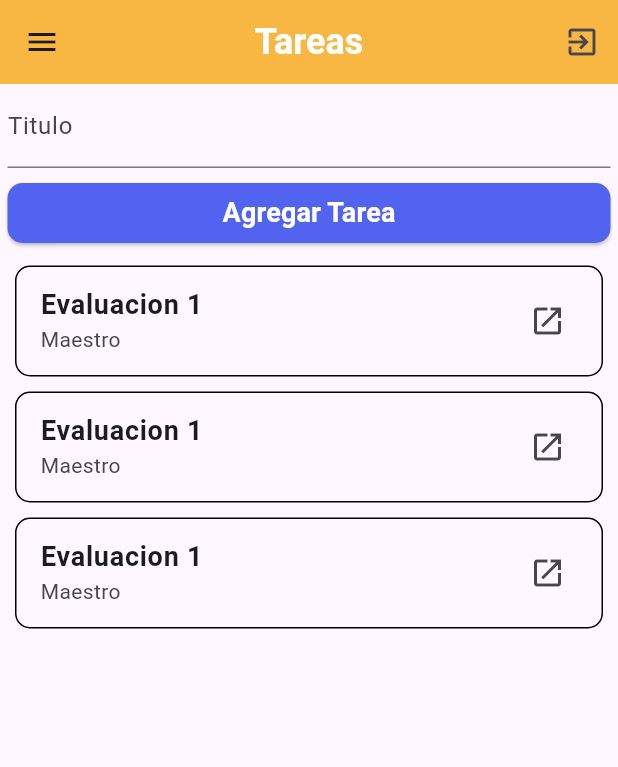
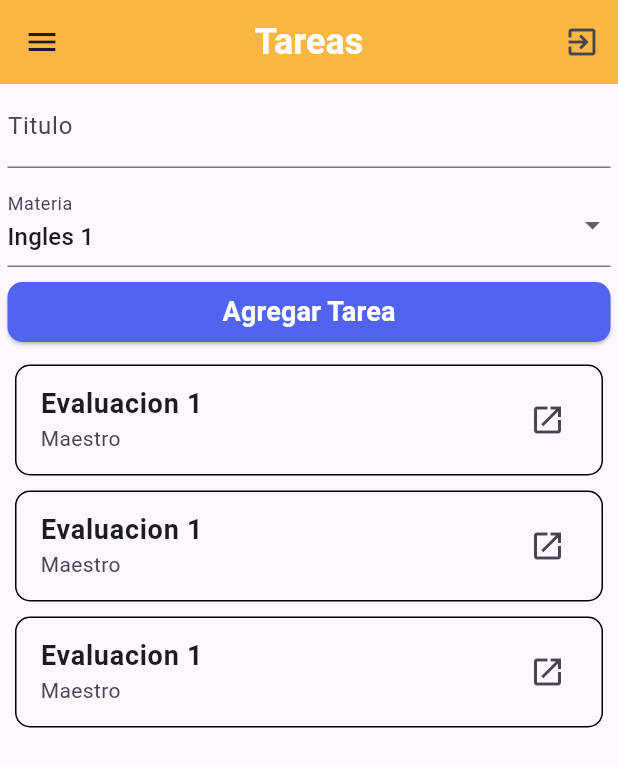
Before and after one commit to Emmanueloz/materias_tareas_udm, a Flutter app: the TareasPage screen opened by its route, on a phone screen of 412 x 824 dp. Shown: the top 767 px of the screen. Run offline on Flutter 3.47's test engine with Material 3 defaults, Android fonts, the phone set to English and light mode, and no system bars; our stand-ins replace bloc, equatable.

Commit message:
input select para la pagina de tareas

```diff
--- a/lib/screens/tareas_page.dart
+++ b/lib/screens/tareas_page.dart
@@ -3,6 +3,7 @@ import 'package:materias_tareas_udm/screens/base_page.dart';
 import 'package:materias_tareas_udm/widgets/card_item.dart';
 import 'package:materias_tareas_udm/widgets/drawer_navigation.dart';
 import 'package:materias_tareas_udm/widgets/full_button.dart';
+import 'package:materias_tareas_udm/widgets/select_input.dart';
 import 'package:materias_tareas_udm/widgets/text_input.dart';
 
 class TareasPage extends StatelessWidget {
@@ -21,7 +22,10 @@ class TareasPage extends StatelessWidget {
             child: Column(
               children: [
                 const TextInput(
-                    label: 'Titulo', textInputType: TextInputType.text),
+                  label: 'Titulo',
+                ),
+                const Padding(padding: EdgeInsets.symmetric(vertical: 5)),
+                const SelectInput(),
                 const Padding(padding: EdgeInsets.symmetric(vertical: 5)),
                 FullButton(
                   label: "Agregar Tarea",
@@ -29,6 +33,7 @@ class TareasPage extends StatelessWidget {
                   backgroundColor: const Color.fromRGBO(82, 99, 239, 1),
                   color: Colors.white,
                   onPressed: () {
+                    // ignore: avoid_print
                     print('Agregar');
                   },
                 ),
--- /dev/null
+++ b/lib/widgets/select_input.dart
@@ -0,0 +1,24 @@
+import 'package:flutter/material.dart';
+
+class SelectInput extends StatelessWidget {
+  const SelectInput({super.key});
+
+  @override
+  Widget build(BuildContext context) {
+    return DropdownButtonFormField(
+      decoration: const InputDecoration(label: Text('Materia')),
+      value: 2,
+      items: const [
+        DropdownMenuItem(
+          value: 1,
+          child: Text('Expresión'),
+        ),
+        DropdownMenuItem(
+          value: 2,
+          child: Text('Ingles 1'),
+        )
+      ],
+      onChanged: (value) => print(value),
+    );
+  }
+}
```
